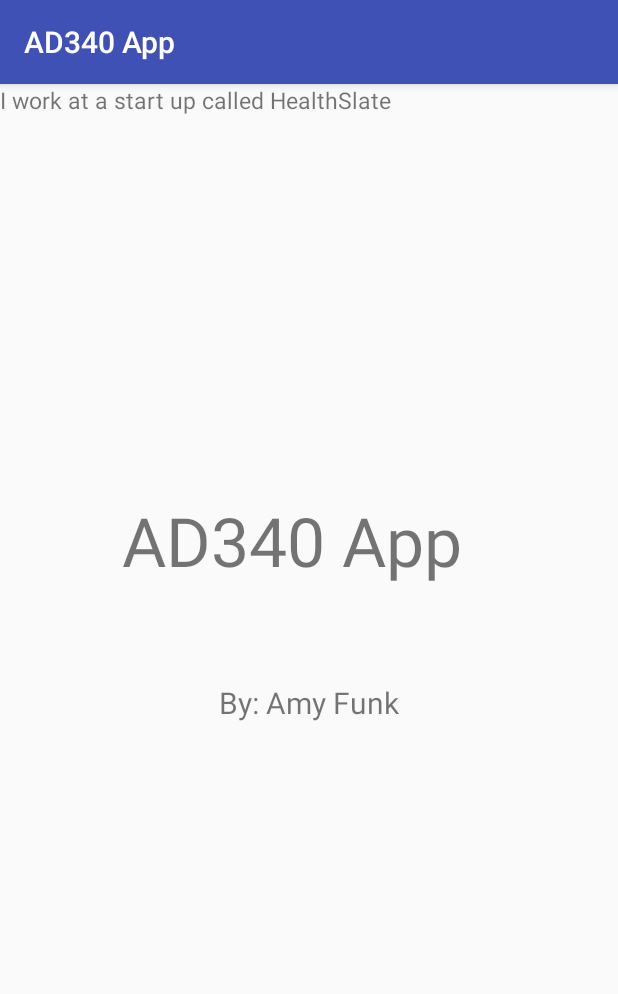
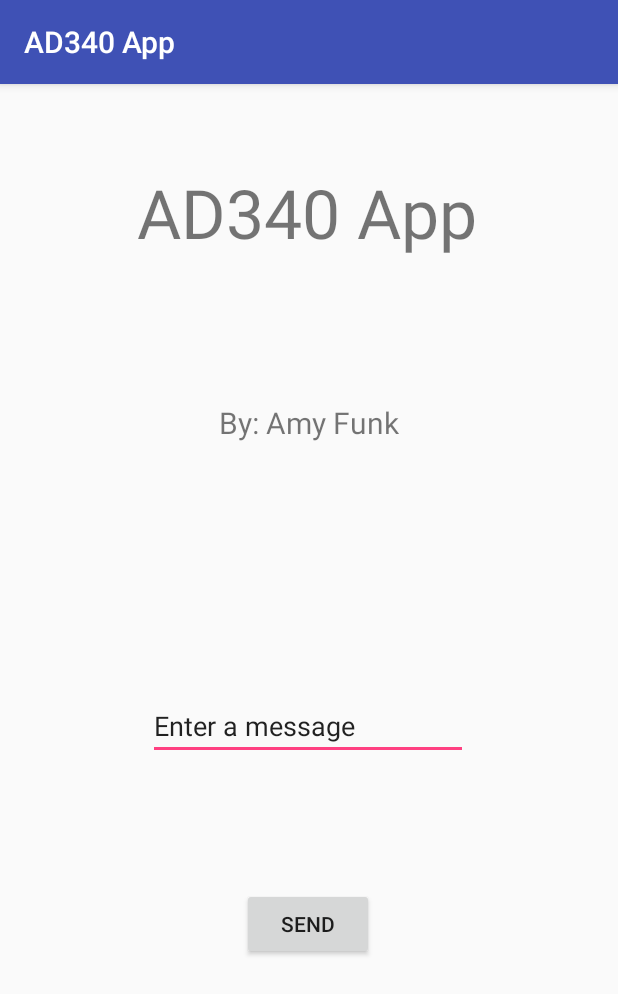
Before and after one commit to amy61789/AD340App, an Android app: the screen it shows after launch (MainActivity), on a phone screen of 412 x 824 dp. Shown: the top 994 px of the screen. Run offline under Robolectric (Android 15) with nearby library versions, the phone set to English and light mode, and no system bars.

Commit message:
added second activity

```diff
--- a/app/src/main/AndroidManifest.xml
+++ b/app/src/main/AndroidManifest.xml
@@ -16,6 +16,9 @@
                 <category android:name="android.intent.category.LAUNCHER" />
             </intent-filter>
         </activity>
+        <activity android:name=".DisplayMessageActivity"
+            android:parentActivityName=".MainActivity">
+        </activity>
     </application>
 
 </manifest>
--- a/app/src/main/res/layout/activity_main.xml
+++ b/app/src/main/res/layout/activity_main.xml
@@ -7,15 +7,17 @@
     tools:context=".MainActivity">
 
     <TextView
+        android:id="@+id/textView"
         android:layout_width="250dp"
         android:layout_height="64dp"
         android:text="AD340 App"
         android:textSize="45sp"
         app:layout_constraintBottom_toBottomOf="parent"
+        app:layout_constraintHorizontal_bias="0.565"
         app:layout_constraintLeft_toLeftOf="parent"
         app:layout_constraintRight_toRightOf="parent"
         app:layout_constraintTop_toTopOf="parent"
-        app:layout_constraintVertical_bias="0.389" />
+        app:layout_constraintVertical_bias="0.079" />
 
     <TextView
         android:layout_width="wrap_content"
@@ -26,15 +28,41 @@
         app:layout_constraintLeft_toLeftOf="parent"
         app:layout_constraintRight_toRightOf="parent"
         app:layout_constraintTop_toTopOf="parent"
-        app:layout_constraintVertical_bias="0.538" />
+        app:layout_constraintVertical_bias="0.286" />
 
-    <TextView
+    <EditText
+        android:id="@+id/editText"
         android:layout_width="wrap_content"
         android:layout_height="wrap_content"
-        android:layout_gravity="center"
-        android:text="I work at a start up called HealthSlate"
-        android:textSize="15sp"
-        tools:layout_editor_absoluteX="56dp"
-        tools:layout_editor_absoluteY="313dp" />
+        android:layout_marginBottom="16dp"
+        android:layout_marginEnd="16dp"
+        android:layout_marginStart="16dp"
+        android:layout_marginTop="16dp"
+        android:ems="10"
+        android:inputType="textPersonName"
+        android:text="@string/edit_message"
+        app:layout_constraintBottom_toBottomOf="parent"
+        app:layout_constraintEnd_toEndOf="parent"
+        app:layout_constraintHorizontal_bias="0.496"
+        app:layout_constraintStart_toStartOf="parent"
+        app:layout_constraintTop_toTopOf="parent"
+        app:layout_constraintVertical_bias="0.564" />
+
+    <Button
+        android:id="@+id/button"
+        android:layout_width="wrap_content"
+        android:layout_height="wrap_content"
+        android:layout_marginBottom="4dp"
+        android:layout_marginEnd="16dp"
+        android:layout_marginStart="16dp"
+        android:layout_marginTop="16dp"
+        android:onClick="sendMessage"
+        android:text="@string/button_send"
+        app:layout_constraintBottom_toBottomOf="parent"
+        app:layout_constraintEnd_toEndOf="parent"
+        app:layout_constraintHorizontal_bias="0.498"
+        app:layout_constraintStart_toStartOf="parent"
+        app:layout_constraintTop_toTopOf="parent"
+        app:layout_constraintVertical_bias="0.743" />
 
 </android.support.constraint.ConstraintLayout>
--- a/app/src/main/res/values/strings.xml
+++ b/app/src/main/res/values/strings.xml
@@ -1,3 +1,5 @@
 <resources>
     <string name="app_name">AD340 App</string>
+    <string name="edit_message">Enter a message</string>
+    <string name="button_send">Send</string>
 </resources>
--- a/build.gradle
+++ b/build.gradle
@@ -7,7 +7,7 @@ buildscript {
         jcenter()
     }
     dependencies {
-        classpath 'com.android.tools.build:gradle:3.1.0'
+        classpath 'com.android.tools.build:gradle:3.1.1'
 
 
         // NOTE: Do not place your application dependencies here; they belong
```
Also changed, not shown: app/src/main/java/com/example/amyfunk/ad340app/DisplayMessageActivity.java (added, +25 -0 lines), app/src/main/java/com/example/amyfunk/ad340app/MainActivity.java (+17 -0 lines), app/src/main/res/layout/activity_display_message.xml (added, +22 -0 lines).
